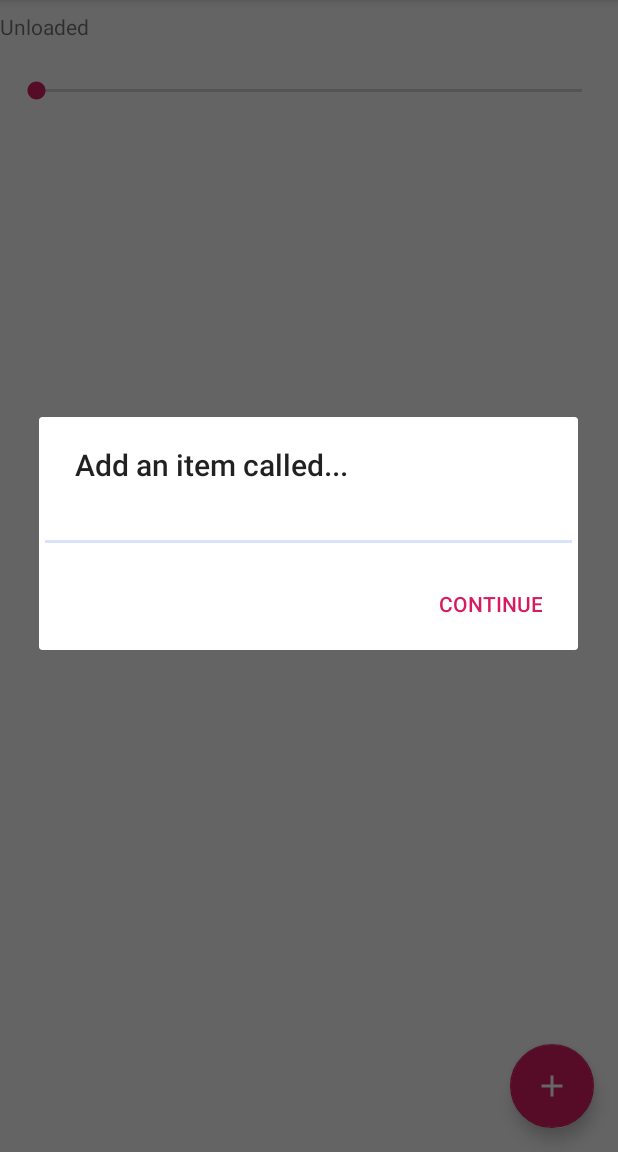
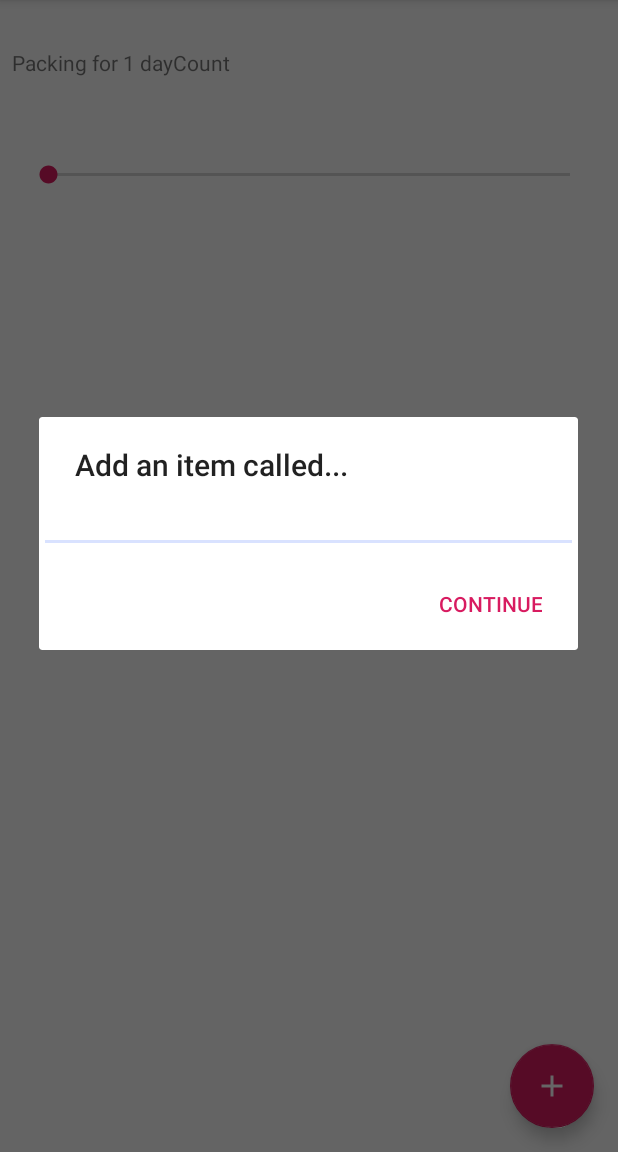
Before and after one commit to olaven/modulist, an Android app: the ModuleListActivity screen opened directly, with no data from a screen before it, after a tap on an icon or button, on a phone screen of 412 x 824 dp, the part 84-1236 px from its top. Run offline under Robolectric (Android 15) with nearby library versions, the phone set to English and light mode, and no system bars; our stand-ins replace Room's generated code; 1 statement that could not run was skipped.

Commit message:
Activity works well with action bar

```diff
--- a/app/src/main/java/org/olaven/modulist/activities/ModuleListActivity.kt
+++ b/app/src/main/java/org/olaven/modulist/activities/ModuleListActivity.kt
@@ -2,7 +2,6 @@ package org.olaven.modulist.activities
 
 import android.arch.lifecycle.Observer
 import android.content.Intent
-import android.os.Build
 import android.os.Bundle
 import android.support.v7.widget.LinearLayoutManager
 import android.view.Menu
@@ -27,6 +26,7 @@ class ModuleListActivity : BaseActivity() {
         super.onCreate(savedInstanceState)
         setContentView(R.layout.activity_module_list)
 
+        changeProgressText(1)
         setupModuleList()
         setupSeekbar()
         setupAddItemFab()
@@ -73,7 +73,7 @@ class ModuleListActivity : BaseActivity() {
 
             override fun onProgressChanged(seekBar: SeekBar?, progress: Int, fromUser: Boolean) {
 
-                activity_module_list_text_days.text = "Packing for $progress days"
+                changeProgressText(progress)
                 adapter.days = progress
                 adapter.notifyDataSetChanged()
             }
@@ -161,6 +161,12 @@ class ModuleListActivity : BaseActivity() {
         }
     }
 
+    private fun changeProgressText(dayCount: Int) {
+
+        activity_module_list_text_days.text =
+                "Packing for $dayCount dayCount"
+    }
+
     private fun triggerSharing() {
 
         val intent = Intent(Intent.ACTION_SEND)
--- a/app/src/main/res/layout/activity_module_list.xml
+++ b/app/src/main/res/layout/activity_module_list.xml
@@ -1,32 +1,43 @@
 <?xml version="1.0" encoding="utf-8"?>
-<android.support.constraint.ConstraintLayout
+<android.support.design.widget.CoordinatorLayout
         xmlns:android="http://schemas.android.com/apk/res/android"
         xmlns:tools="http://schemas.android.com/tools"
         xmlns:app="http://schemas.android.com/apk/res-auto"
+        android:orientation="vertical"
         android:layout_width="match_parent"
         android:layout_height="match_parent"
-    tools:context=".activities.ModuleListActivity"
-    android:fitsSystemWindows="true">
+        tools:context=".activities.ModuleListActivity">
 
 
+    <LinearLayout
+            android:layout_width="match_parent"
+            android:layout_height="match_parent"
+            android:orientation="vertical">
         <TextView
                 android:id="@+id/activity_module_list_text_days"
                 android:text="@string/unloaded"
                 android:layout_width="match_parent"
                 android:layout_height="wrap_content"
                 app:layout_constraintTop_toTopOf="parent"
-            app:layout_constraintStart_toStartOf="parent" android:layout_marginTop="8dp"/>
+                app:layout_constraintStart_toStartOf="parent"
+                android:layout_marginTop="32dp"
+                android:layout_marginBottom="16dp"
+                app:layout_constraintBottom_toTopOf="@+id/activity_module_list_seekbar_days"
+                app:layout_constraintEnd_toEndOf="parent"
+                android:layout_marginEnd="8dp"
+                android:layout_marginStart="8dp"/>
         <SeekBar
                 android:id="@+id/activity_module_list_seekbar_days"
                 android:paddingTop="@dimen/activity_vertical_margin"
                 android:layout_width="fill_parent"
                 android:layout_height="wrap_content"
-            android:layout_marginStart="8dp"
-            android:layout_marginEnd="8dp"
+                android:layout_marginStart="16dp"
+                android:layout_marginEnd="16dp"
                 app:layout_constraintStart_toStartOf="parent"
                 app:layout_constraintEnd_toEndOf="parent"
-            app:layout_constraintHorizontal_bias="0.0" android:layout_marginTop="8dp"
-            app:layout_constraintTop_toBottomOf="@+id/activity_module_list_text_days"/>
+                app:layout_constraintHorizontal_bias="0.0" android:layout_marginTop="24dp"
+                app:layout_constraintTop_toBottomOf="@+id/activity_module_list_text_days" android:layout_marginBottom="24dp"
+                app:layout_constraintBottom_toTopOf="@+id/activity_module_list_recycler_view"/>
 
         <android.support.v7.widget.RecyclerView
                 android:id="@+id/activity_module_list_recycler_view"
@@ -38,6 +49,7 @@
                 android:layout_marginTop="8dp"
                 app:layout_constraintTop_toBottomOf="@+id/activity_module_list_seekbar_days"
                 app:layout_constraintEnd_toEndOf="parent" android:layout_marginEnd="8dp"/>
+    </LinearLayout>
 
     <android.support.design.widget.FloatingActionButton
             android:id="@+id/activity_module_list_fab_add_item"
@@ -45,7 +57,8 @@
             android:layout_height="wrap_content"
             android:layout_gravity="end|bottom"
             android:src="@drawable/ic_add_white_24dp"
-            android:layout_margin="16dp" android:layout_marginEnd="8dp" app:layout_constraintEnd_toEndOf="parent"
-            android:layout_marginBottom="8dp" app:layout_constraintBottom_toBottomOf="parent"/>
+            android:layout_margin="16dp"
+            android:layout_marginEnd="8dp"
+            android:layout_marginBottom="8dp"/>
 
-</android.support.constraint.ConstraintLayout>
+</android.support.design.widget.CoordinatorLayout>
```
Lines whose indentation alone changed are shown as unchanged.
